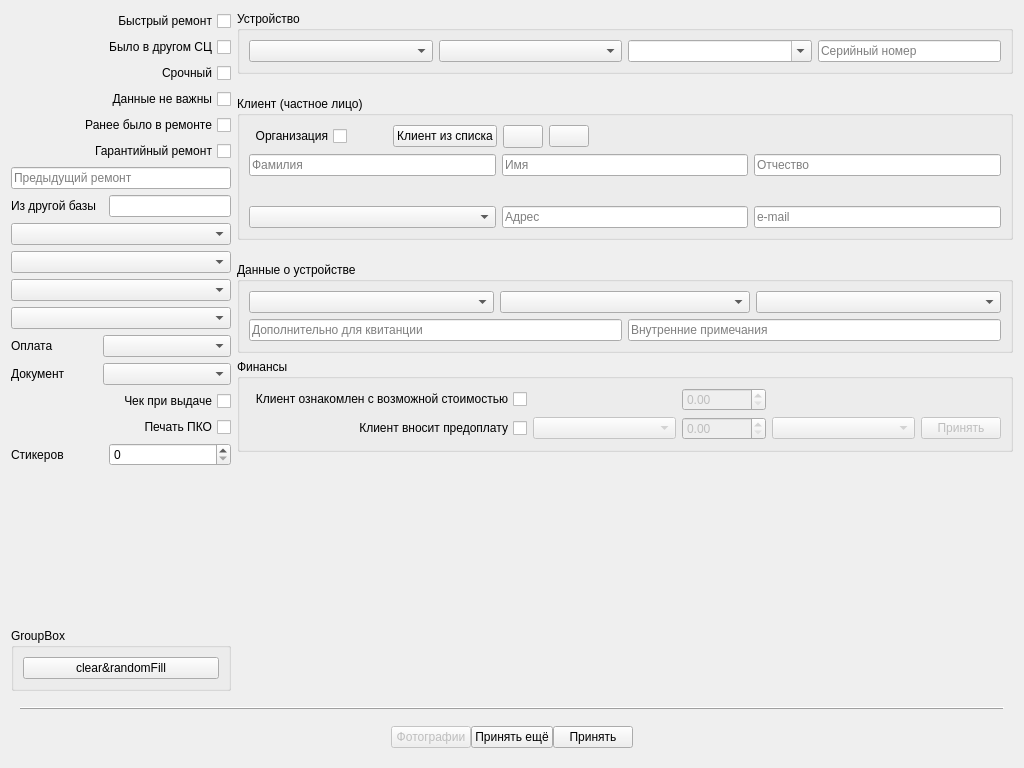
Above: tabrepairnew.ui from solderercb/snap_crm before the change. Below: the same form after it.
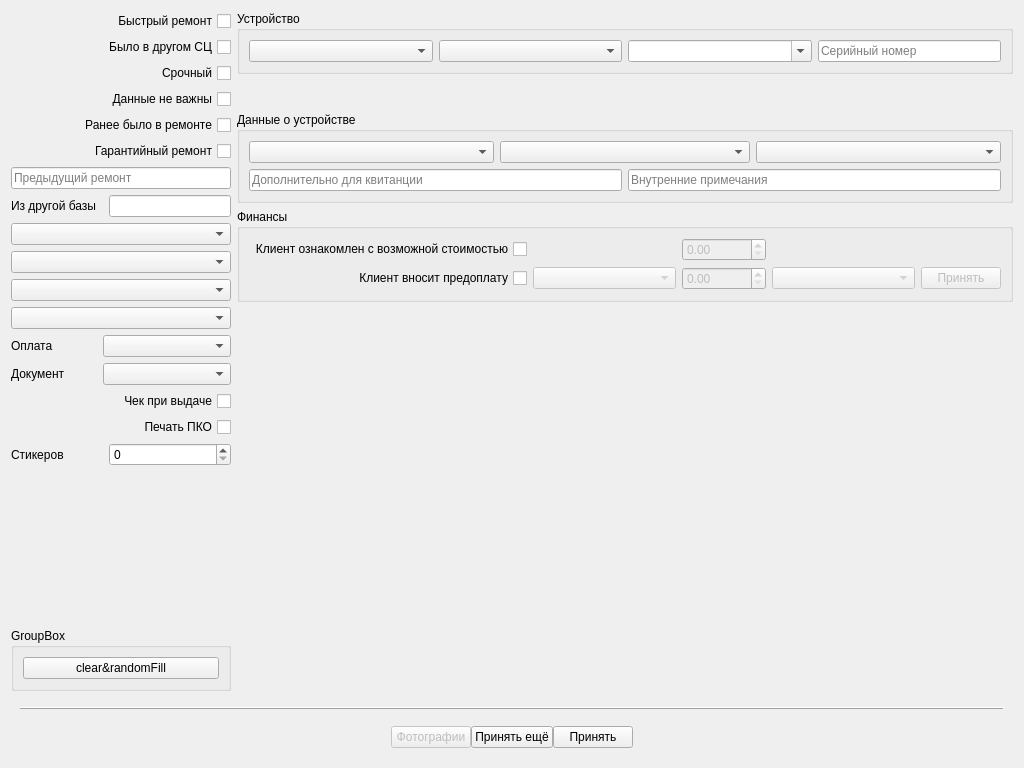
That is the form after the change. Icons and pictures are not drawn. Custom widgets are drawn as their Qt base class.

What changed in the file:
```diff
--- a/tabrepairnew.ui
+++ b/tabrepairnew.ui
@@ -260,100 +260,33 @@
         </layout>
        </item>
        <item row="0" column="4">
-        <layout class="QGridLayout" name="gridLayout_8" rowstretch="0,0,0,0,0,0,0">
-         <item row="4" column="0">
-          <widget class="QGroupBox" name="groupBoxDeviceDescription">
-           <property name="title">
-            <string>Данные о устройстве</string>
-           </property>
-           <layout class="QGridLayout" name="gridLayout_15">
-            <item row="0" column="0">
-             <layout class="QGridLayout" name="gridLayoutDeviceDescription" columnstretch="1,1,1,1,1,1">
-              <property name="sizeConstraint">
-               <enum>QLayout::SetMinimumSize</enum>
-              </property>
-              <item row="1" column="3" colspan="3">
-               <widget class="QLineEdit" name="lineEditInsideComment">
-                <property name="sizePolicy">
-                 <sizepolicy hsizetype="Minimum" vsizetype="Fixed">
-                  <horstretch>0</horstretch>
-                  <verstretch>0</verstretch>
-                 </sizepolicy>
-                </property>
-                <property name="text">
-                 <string/>
-                </property>
-                <property name="placeholderText">
-                 <string>Внутренние примечания</string>
-                </property>
-               </widget>
-              </item>
-              <item row="0" column="0" colspan="2">
-               <widget class="SSetComboBox" name="comboBoxProblem">
-                <property name="sizePolicy">
-                 <sizepolicy hsizetype="Minimum" vsizetype="Minimum">
-                  <horstretch>0</horstretch>
-                  <verstretch>0</verstretch>
-                 </sizepolicy>
-                </property>
-               </widget>
-              </item>
-              <item row="0" column="4" colspan="2">
-               <widget class="SSetComboBox" name="comboBoxExterior">
-                <property name="sizePolicy">
-                 <sizepolicy hsizetype="Minimum" vsizetype="Minimum">
-                  <horstretch>0</horstretch>
-                  <verstretch>0</verstretch>
-                 </sizepolicy>
-                </property>
-               </widget>
-              </item>
-              <item row="1" column="0" colspan="3">
-               <widget class="QLineEdit" name="lineEditExtNotes">
-                <property name="sizePolicy">
-                 <sizepolicy hsizetype="Minimum" vsizetype="Fixed">
-                  <horstretch>0</horstretch>
-                  <verstretch>0</verstretch>
-                 </sizepolicy>
-                </property>
-                <property name="text">
-                 <string/>
-                </property>
-                <property name="placeholderText">
-                 <string>Дополнительно для квитанции</string>
-                </property>
-               </widget>
-              </item>
-              <item row="0" column="2" colspan="2">
-               <widget class="SSetComboBox" name="comboBoxIncomingSet">
-                <property name="sizePolicy">
-                 <sizepolicy hsizetype="Minimum" vsizetype="Minimum">
-                  <horstretch>0</horstretch>
-                  <verstretch>0</verstretch>
-                 </sizepolicy>
-                </property>
-               </widget>
-              </item>
-             </layout>
-            </item>
-           </layout>
-          </widget>
-         </item>
-         <item row="6" column="0">
-          <spacer name="verticalSpacer_2">
-           <property name="orientation">
-            <enum>Qt::Vertical</enum>
-           </property>
-           <property name="sizeType">
-            <enum>QSizePolicy::Expanding</enum>
-           </property>
-           <property name="sizeHint" stdset="0">
+        <layout class="QGridLayout" name="gridLayout_8" rowstretch="0,0,0,0,0,0">
+         <item row="1" column="0">
+          <widget class="SDeviceMatch" name="widgetDeviceMatch" native="true">
+           <property name="maximumSize">
             <size>
              <width>20</width>
              <height>40</height>
             </size>
            </property>
-          </spacer>
+           <layout class="QGridLayout" name="gridLayout_9">
+            <property name="leftMargin">
+             <number>5</number>
+            </property>
+            <property name="topMargin">
+             <number>5</number>
+            </property>
+            <property name="rightMargin">
+             <number>5</number>
+            </property>
+            <property name="bottomMargin">
+             <number>5</number>
+            </property>
+            <property name="spacing">
+             <number>5</number>
+            </property>
+           </layout>
+          </widget>
          </item>
          <item row="0" column="0">
           <widget class="QGroupBox" name="groupBoxDevice">
@@ -441,7 +374,101 @@
            </layout>
           </widget>
          </item>
+         <item row="3" column="0">
+          <widget class="QGroupBox" name="groupBoxDeviceDescription">
+           <property name="title">
+            <string>Данные о устройстве</string>
+           </property>
+           <layout class="QGridLayout" name="gridLayout_15">
+            <item row="0" column="0">
+             <layout class="QGridLayout" name="gridLayoutDeviceDescription" columnstretch="1,1,1,1,1,1">
+              <property name="sizeConstraint">
+               <enum>QLayout::SetMinimumSize</enum>
+              </property>
+              <item row="1" column="3" colspan="3">
+               <widget class="QLineEdit" name="lineEditInsideComment">
+                <property name="sizePolicy">
+                 <sizepolicy hsizetype="Minimum" vsizetype="Fixed">
+                  <horstretch>0</horstretch>
+                  <verstretch>0</verstretch>
+                 </sizepolicy>
+                </property>
+                <property name="text">
+                 <string/>
+                </property>
+                <property name="placeholderText">
+                 <string>Внутренние примечания</string>
+                </property>
+               </widget>
+              </item>
+              <item row="0" column="0" colspan="2">
+               <widget class="SSetComboBox" name="comboBoxProblem">
+                <property name="sizePolicy">
+                 <sizepolicy hsizetype="Minimum" vsizetype="Minimum">
+                  <horstretch>0</horstretch>
+                  <verstretch>0</verstretch>
+                 </sizepolicy>
+                </property>
+               </widget>
+              </item>
+              <item row="0" column="4" colspan="2">
+               <widget class="SSetComboBox" name="comboBoxExterior">
+                <property name="sizePolicy">
+                 <sizepolicy hsizetype="Minimum" vsizetype="Minimum">
+                  <horstretch>0</horstretch>
+                  <verstretch>0</verstretch>
+                 </sizepolicy>
+                </property>
+               </widget>
+              </item>
+              <item row="1" column="0" colspan="3">
+               <widget class="QLineEdit" name="lineEditExtNotes">
+                <property name="sizePolicy">
+                 <sizepolicy hsizetype="Minimum" vsizetype="Fixed">
+                  <horstretch>0</horstretch>
+                  <verstretch>0</verstretch>
+                 </sizepolicy>
+                </property>
+                <property name="text">
+                 <string/>
+                </property>
+                <property name="placeholderText">
+                 <string>Дополнительно для квитанции</string>
+                </property>
+               </widget>
+              </item>
+              <item row="0" column="2" colspan="2">
+               <widget class="SSetComboBox" name="comboBoxIncomingSet">
+                <property name="sizePolicy">
+                 <sizepolicy hsizetype="Minimum" vsizetype="Minimum">
+                  <horstretch>0</horstretch>
+                  <verstretch>0</verstretch>
+                 </sizepolicy>
+                </property>
+               </widget>
+              </item>
+             </layout>
+            </item>
+           </layout>
+          </widget>
+         </item>
          <item row="5" column="0">
+          <spacer name="verticalSpacer_2">
+           <property name="orientation">
+            <enum>Qt::Vertical</enum>
+           </property>
+           <property name="sizeType">
+            <enum>QSizePolicy::Expanding</enum>
+           </property>
+           <property name="sizeHint" stdset="0">
+            <size>
+             <width>20</width>
+             <height>40</height>
+            </size>
+           </property>
+          </spacer>
+         </item>
+         <item row="4" column="0">
           <widget class="QGroupBox" name="groupBoxFinances">
            <property name="title">
             <string>Финансы</string>
@@ -569,307 +596,7 @@
           </widget>
          </item>
          <item row="2" column="0">
-          <widget class="QGroupBox" name="groupBoxClient">
-           <property name="title">
-            <string>Клиент (частное лицо)</string>
-           </property>
-           <layout class="QGridLayout" name="gridLayout_13">
-            <item row="0" column="0">
-             <layout class="QGridLayout" name="gridLayoutClient" columnstretch="0,0,0">
-              <property name="sizeConstraint">
-               <enum>QLayout::SetFixedSize</enum>
-              </property>
-              <item row="1" column="0">
-               <widget class="QLineEdit" name="lineEditClientLastName">
-                <property name="sizePolicy">
-                 <sizepolicy hsizetype="Expanding" vsizetype="Fixed">
-                  <horstretch>0</horstretch>
-                  <verstretch>0</verstretch>
-                 </sizepolicy>
-                </property>
-                <property name="text">
-                 <string/>
-                </property>
-                <property name="placeholderText">
-                 <string>Фамилия</string>
-                </property>
-               </widget>
-              </item>
-              <item row="3" column="1">
-               <widget class="QLineEdit" name="lineEditClientAddress">
-                <property name="text">
-                 <string/>
-                </property>
-                <property name="placeholderText">
-                 <string>Адрес</string>
-                </property>
-               </widget>
-              </item>
-              <item row="3" column="0">
-               <widget class="SComboBox" name="comboBoxClientAdType">
-                <property name="sizePolicy">
-                 <sizepolicy hsizetype="Expanding" vsizetype="Fixed">
-                  <horstretch>0</horstretch>
-                  <verstretch>0</verstretch>
-                 </sizepolicy>
-                </property>
-                <property name="editable">
-                 <bool>false</bool>
-                </property>
-                <property name="currentText">
-                 <string/>
-                </property>
-                <property name="placeholderText">
-                 <string extracomment="dfgdasf">Источник обращения</string>
-                </property>
-               </widget>
-              </item>
-              <item row="1" column="1">
-               <widget class="QLineEdit" name="lineEditClientFirstName">
-                <property name="text">
-                 <string/>
-                </property>
-                <property name="placeholderText">
-                 <string>Имя</string>
-                </property>
-               </widget>
-              </item>
-              <item row="0" column="0" colspan="3">
-               <layout class="QHBoxLayout" name="horizontalLayout_2">
-                <property name="sizeConstraint">
-                 <enum>QLayout::SetMinimumSize</enum>
-                </property>
-                <item>
-                 <widget class="QCheckBox" name="checkBoxClientType">
-                  <property name="maximumSize">
-                   <size>
-                    <width>120</width>
-                    <height>16777215</height>
-                   </size>
-                  </property>
-                  <property name="layoutDirection">
-                   <enum>Qt::RightToLeft</enum>
-                  </property>
-                  <property name="text">
-                   <string>Организация</string>
-                  </property>
-                 </widget>
-                </item>
-                <item>
-                 <spacer name="horizontalSpacer_3">
-                  <property name="orientation">
-                   <enum>Qt::Horizontal</enum>
-                  </property>
-                  <property name="sizeType">
-                   <enum>QSizePolicy::Fixed</enum>
-                  </property>
-                  <property name="sizeHint" stdset="0">
-                   <size>
-                    <width>40</width>
-                    <height>20</height>
-                   </size>
-                  </property>
-                 </spacer>
-                </item>
-                <item>
-                 <widget class="QPushButton" name="pushButtonSelectExistingClient">
-                  <property name="maximumSize">
-                   <size>
-                    <width>120</width>
-                    <height>16777215</height>
-                   </size>
-                  </property>
-                  <property name="text">
-                   <string>Клиент из списка</string>
-                  </property>
-                 </widget>
-                </item>
-                <item>
-                 <widget class="QPushButton" name="pushButtonClientCredsClearAll">
-                  <property name="sizePolicy">
-                   <sizepolicy hsizetype="Fixed" vsizetype="Fixed">
-                    <horstretch>0</horstretch>
-                    <verstretch>0</verstretch>
-                   </sizepolicy>
-                  </property>
-                  <property name="minimumSize">
-                   <size>
-                    <width>23</width>
-                    <height>23</height>
-                   </size>
-                  </property>
-                  <property name="baseSize">
-                   <size>
-                    <width>3</width>
-                    <height>0</height>
-                   </size>
-                  </property>
-                  <property name="toolTip">
-                   <string>очистить</string>
-                  </property>
-                  <property name="layoutDirection">
-                   <enum>Qt::LeftToRight</enum>
-                  </property>
-                  <property name="text">
-                   <string/>
-                  </property>
-                  <property name="icon">
-                   <iconset resource="styles/styles.qrc">
-                    <normaloff>:/icons/light/1F5D9_32.png</normaloff>:/icons/light/1F5D9_32.png</iconset>
-                  </property>
-                 </widget>
-                </item>
-                <item>
-                 <widget class="QPushButton" name="pushButtonCreateTabClient">
-                  <property name="toolTip">
-                   <string>открыть карточку клиента</string>
-                  </property>
-                  <property name="text">
-                   <string/>
-                  </property>
-                  <property name="icon">
-                   <iconset resource="styles/styles.qrc">
-                    <normaloff>:/icons/light/1F464_32.png</normaloff>:/icons/light/1F464_32.png</iconset>
-                  </property>
-                 </widget>
-                </item>
-                <item>
-                 <widget class="QListWidget" name="listWidgetClientOptions">
-                  <property name="enabled">
-                   <bool>true</bool>
-                  </property>
-                  <property name="sizePolicy">
-                   <sizepolicy hsizetype="Preferred" vsizetype="Preferred">
-                    <horstretch>0</horstretch>
-                    <verstretch>0</verstretch>
-                   </sizepolicy>
-                  </property>
-                  <property name="maximumSize">
-                   <size>
-                    <width>16777215</width>
-                    <height>23</height>
-                   </size>
-                  </property>
-                  <property name="baseSize">
-                   <size>
-                    <width>0</width>
-                    <height>0</height>
-                   </size>
-                  </property>
-                  <property name="autoFillBackground">
-                   <bool>false</bool>
-                  </property>
-                  <property name="styleSheet">
-                   <string notr="true">QListView {
-	background-color: rgba(240, 240, 240, 0);
-}
-QListView::item  {
-	background-color: rgb(204, 204, 204);
-}</string>
-                  </property>
-                  <property name="frameShape">
-                   <enum>QFrame::NoFrame</enum>
-                  </property>
-                  <property name="frameShadow">
-                   <enum>QFrame::Plain</enum>
-                  </property>
-                  <property name="verticalScrollBarPolicy">
-                   <enum>Qt::ScrollBarAlwaysOff</enum>
-                  </property>
-                  <property name="horizontalScrollBarPolicy">
-                   <enum>Qt::ScrollBarAlwaysOff</enum>
-                  </property>
-                  <property name="editTriggers">
-                   <set>QAbstractItemView::NoEditTriggers</set>
-                  </property>
-                  <property name="showDropIndicator" stdset="0">
-                   <bool>false</bool>
-                  </property>
-                  <property name="alternatingRowColors">
-                   <bool>false</bool>
-                  </property>
-                  <property name="selectionMode">
-                   <enum>QAbstractItemView::NoSelection</enum>
-                  </property>
-                  <property name="flow">
-                   <enum>QListView::LeftToRight</enum>
-                  </property>
-                  <property name="layoutMode">
-                   <enum>QListView::SinglePass</enum>
-                  </property>
-                  <property name="spacing">
-                   <number>2</number>
-                  </property>
-                  <property name="viewMode">
-                   <enum>QListView::ListMode</enum>
-                  </property>
-                  <property name="wordWrap">
-                   <bool>false</bool>
-                  </property>
-                 </widget>
-                </item>
-                <item>
-                 <spacer name="horizontalSpacer">
-                  <property name="orientation">
-                   <enum>Qt::Horizontal</enum>
-                  </property>
-                  <property name="sizeHint" stdset="0">
-                   <size>
-                    <width>40</width>
-                    <height>20</height>
-                   </size>
-                  </property>
-                 </spacer>
-                </item>
-               </layout>
-              </item>
-              <item row="1" column="2">
-               <widget class="QLineEdit" name="lineEditClientPatronymic">
-                <property name="text">
-                 <string/>
-                </property>
-                <property name="placeholderText">
-                 <string>Отчество</string>
-                </property>
-               </widget>
-              </item>
-              <item row="3" column="2">
-               <widget class="QLineEdit" name="lineEditClientEmail">
-                <property name="text">
-                 <string/>
-                </property>
-                <property name="placeholderText">
-                 <string>e-mail</string>
-                </property>
-               </widget>
-              </item>
-              <item row="2" column="0" colspan="3">
-               <widget class="SPhones" name="phones" native="true">
-                <property name="sizePolicy">
-                 <sizepolicy hsizetype="Expanding" vsizetype="Preferred">
-                  <horstretch>0</horstretch>
-                  <verstretch>0</verstretch>
-                 </sizepolicy>
-                </property>
-                <property name="minimumSize">
-                 <size>
-                  <width>0</width>
-                  <height>0</height>
-                 </size>
-                </property>
-                <property name="whatsThis">
-                 <string/>
-                </property>
-                <layout class="QHBoxLayout" name="horizontalLayout_6"/>
-               </widget>
-              </item>
-             </layout>
-            </item>
-           </layout>
-          </widget>
-         </item>
-         <item row="3" column="0">
-          <widget class="SClientMatch" name="widgetClientMatch" native="true">
+          <widget class="SClientInputForm" name="widgetClient" native="true">
            <property name="maximumSize">
             <size>
              <width>16777215</width>
@@ -1034,6 +761,11 @@
   </layout>
  </widget>
  <customwidgets>
+  <customwidget>
+   <class>SComboBox</class>
+   <extends>QComboBox</extends>
+   <header location="global">widgets/scombobox.h</header>
+  </customwidget>
   <customwidget>
    <class>SLineEdit</class>
    <extends>QLineEdit</extends>
@@ -1043,23 +775,6 @@
     <signal>mouseDoubleClick()</signal>
    </slots>
   </customwidget>
-  <customwidget>
-   <class>SPhones</class>
-   <extends>QWidget</extends>
-   <header>widgets/sphones.h</header>
-   <container>1</container>
-  </customwidget>
-  <customwidget>
-   <class>SComboBox</class>
-   <extends>QComboBox</extends>
-   <header location="global">widgets/scombobox.h</header>
-  </customwidget>
-  <customwidget>
-   <class>SClientMatch</class>
-   <extends>QWidget</extends>
-   <header>widgets/sclientmatch.h</header>
-   <container>1</container>
-  </customwidget>
   <customwidget>
    <class>SSetComboBox</class>
    <extends>QComboBox</extends>
@@ -1076,6 +791,12 @@
    <extends>QDoubleSpinBox</extends>
    <header location="global">widgets/sdoublespinbox.h</header>
   </customwidget>
+  <customwidget>
+   <class>SClientInputForm</class>
+   <extends>QWidget</extends>
+   <header location="global">widgets/sclientinputform.h</header>
+   <container>1</container>
+  </customwidget>
  </customwidgets>
  <tabstops>
   <tabstop>comboBoxDeviceClass</tabstop>
```
Left out of the diff: 118 changed lines with no effect on the pictures.
